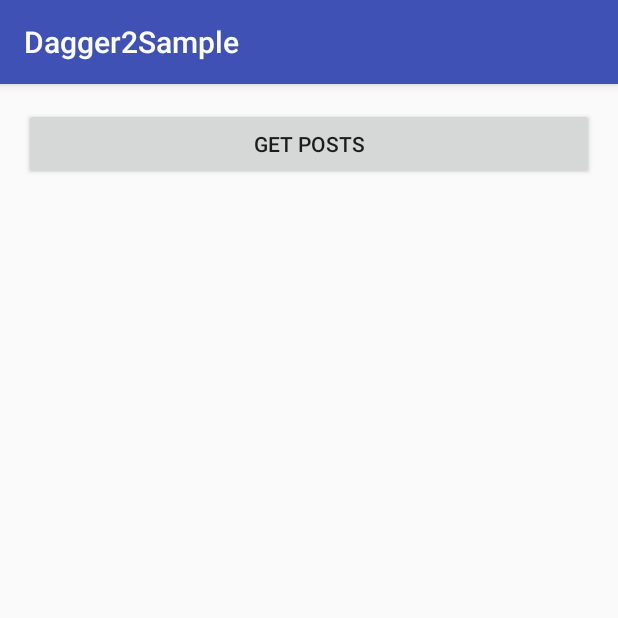
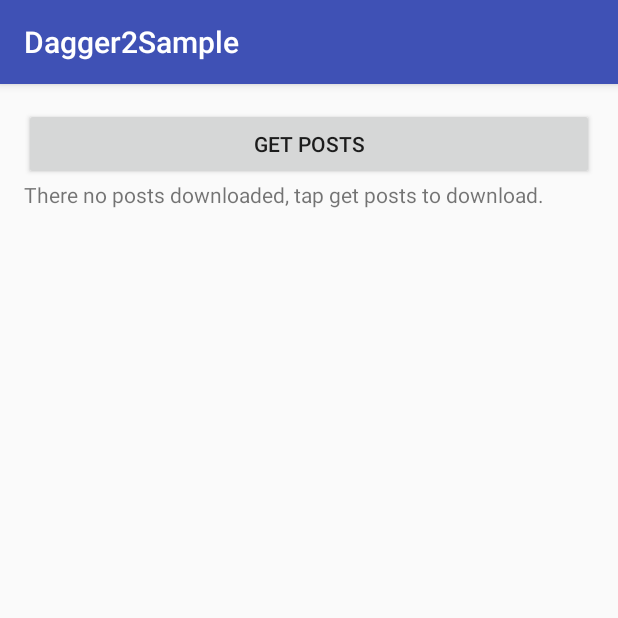
Before and after one commit to titovnikita/Dagger2Sample, an Android app: the screen it shows after launch (MainActivity), on a phone screen of 412 x 824 dp, the top half of it. Run offline under Robolectric (Android 15) with nearby library versions, the phone set to English and light mode, and no system bars; our stand-ins replace ButterKnife, Dagger/Hilt's generated code.

Commit message:
Added database module realization.

```diff
--- a/app/src/main/java/com/nick/dagger2sample/core/ApplicationComponent.java
+++ b/app/src/main/java/com/nick/dagger2sample/core/ApplicationComponent.java
@@ -1,5 +1,6 @@
 package com.nick.dagger2sample.core;
 
+import com.nick.dagger2sample.database.DbContentProvider;
 import com.nick.dagger2sample.database.StorageModule;
 import com.nick.dagger2sample.network.NetworkModule;
 import com.nick.dagger2sample.ui.activities.MainActivity;
@@ -12,4 +13,6 @@ import dagger.Component;
 @Component(modules = {NetworkModule.class, StorageModule.class})
 public interface ApplicationComponent {
     void inject(MainActivity activity);
+
+    void inject(DbContentProvider provider);
 }
--- a/app/src/main/java/com/nick/dagger2sample/core/DaggerApplication.java
+++ b/app/src/main/java/com/nick/dagger2sample/core/DaggerApplication.java
@@ -12,8 +12,8 @@ public class DaggerApplication extends Application {
     private ApplicationComponent applicationComponent;
 
     @Override
-    public void onCreate() {
-        super.onCreate();
+    protected void attachBaseContext(Context base) {
+        super.attachBaseContext(base);
 
         applicationComponent = DaggerApplicationComponent.builder()
                 .networkModule(new NetworkModule(API_ENDPOINT))
--- /dev/null
+++ b/app/src/main/java/com/nick/dagger2sample/database/tables/PostsTable.java
@@ -0,0 +1,21 @@
+package com.nick.dagger2sample.database.tables;
+
+import android.net.Uri;
+
+public class PostsTable {
+    public static final String TABLE_NAME = "posts";
+    public static final Uri CONTENT_URI = Uri.parse("content://" + DbInfo.AUTHORITY + "/" + TABLE_NAME);
+
+    public static final String ID = "_id";
+    public static final String USER_ID = "user_id";
+    public static final String TITLE = "title";
+    public static final String BODY = "body";
+
+    public static final String CREATE_POSTS_TABLE = "CREATE TABLE "
+            + TABLE_NAME + "(" + ID + " INTEGER PRIMARY KEY UNIQUE,"
+            + USER_ID + " INTEGER,"
+            + TITLE + " TEXT,"
+            + BODY + " TEXT"
+            + ")";
+
+}
--- a/app/src/main/java/com/nick/dagger2sample/ui/activities/MainActivity.java
+++ b/app/src/main/java/com/nick/dagger2sample/ui/activities/MainActivity.java
@@ -1,15 +1,18 @@
 package com.nick.dagger2sample.ui.activities;
 
+import android.database.Cursor;
 import android.os.Bundle;
+import android.support.v4.app.LoaderManager;
+import android.support.v4.content.CursorLoader;
 import android.widget.Button;
+import android.widget.ListView;
 
 import com.nick.dagger2sample.R;
 import com.nick.dagger2sample.core.DaggerApplication;
-import com.nick.dagger2sample.database.models.Post;
+import com.nick.dagger2sample.database.tables.PostsTable;
+import com.nick.dagger2sample.network.requests.GetPostsRequest;
 import com.nick.dagger2sample.network.requests.RequestExecutor;
-import com.nick.dagger2sample.network.requests.GetPostsRequest;
-
-import java.util.List;
+import com.nick.dagger2sample.ui.adapters.PostsAdapter;
 
 import javax.inject.Inject;
 
@@ -20,10 +23,16 @@ import retrofit.Response;
 
 public class MainActivity extends BaseActivity implements RequestExecutor.OnRequestExecuted {
 
+    private static final int LOADER_ID_ITEM = 1;
+
+    @Inject
+    RequestExecutor requestExecutor;
     @Bind(R.id.btnGetPosts)
     Button btnGetPosts;
-    @Inject
-    RequestExecutor requestExecutor;
+    @Bind(R.id.lvPosts)
+    ListView lvPosts;
+
+    private PostsAdapter adapter;
 
     @Override
     protected void onCreate(Bundle savedInstanceState) {
@@ -31,19 +40,23 @@ public class MainActivity extends BaseActivity implements RequestExecutor.OnRequ
         setContentView(R.layout.activity_main);
         ButterKnife.bind(this);
         DaggerApplication.getApplicationComponent(this).inject(this);
+
+        adapter = new PostsAdapter(this, getContentResolver().query(PostsTable.CONTENT_URI, null, null, null, null), true);
+        lvPosts.setEmptyView(findViewById(R.id.tvEmptyView));
+        lvPosts.setAdapter(adapter);
+        getSupportLoaderManager().initLoader(LOADER_ID_ITEM, Bundle.EMPTY, new PostsLoaderCallback());
     }
 
     @OnClick(R.id.btnGetPosts)
     void onGetPostsButtonClick() {
-        requestExecutor.execute(new GetPostsRequest(), this);
+        requestExecutor.execute(new GetPostsRequest(this), this);
     }
 
     @Override
     public void onSuccess(String requestType, Response response) {
         switch (requestType) {
             case GetPostsRequest.REQUEST_TYPE:
-                List<Post> posts = (List<Post>) response.body();
-                makeToast(posts.size());
+                makeToast(getString(R.string.posts_uploaded));
                 break;
         }
     }
@@ -52,8 +65,28 @@ public class MainActivity extends BaseActivity implements RequestExecutor.OnRequ
     public void onFailure(String requestType, int code) {
         switch (requestType) {
             case GetPostsRequest.REQUEST_TYPE:
-                makeToast("Error");
+                makeToast(getString(R.string.error));
                 break;
         }
     }
+
+
+    private class PostsLoaderCallback implements LoaderManager.LoaderCallbacks<Cursor> {
+
+        @Override
+        public android.support.v4.content.Loader<Cursor> onCreateLoader(int id, Bundle args) {
+            return new CursorLoader(MainActivity.this, PostsTable.CONTENT_URI, null,
+                    null, null, null);
+        }
+
+        @Override
+        public void onLoadFinished(android.support.v4.content.Loader<Cursor> loader, Cursor data) {
+            adapter.changeCursor(data);
+        }
+
+        @Override
+        public void onLoaderReset(android.support.v4.content.Loader<Cursor> loader) {
+            adapter.changeCursor(null);
+        }
+    }
 }
--- /dev/null
+++ b/app/src/main/java/com/nick/dagger2sample/ui/adapters/PostsAdapter.java
@@ -0,0 +1,44 @@
+package com.nick.dagger2sample.ui.adapters;
+
+import android.content.Context;
+import android.database.Cursor;
+import android.view.LayoutInflater;
+import android.view.View;
+import android.view.ViewGroup;
+import android.widget.CursorAdapter;
+import android.widget.TextView;
+
+import com.nick.dagger2sample.R;
+import com.nick.dagger2sample.database.tables.PostsTable;
+
+public class PostsAdapter extends CursorAdapter {
+
+    private LayoutInflater inflater;
+
+    public PostsAdapter(Context context, Cursor c, boolean autoRequery) {
+        super(context, c, autoRequery);
+        inflater = LayoutInflater.from(context);
+    }
+
+    @Override
+    public View newView(Context context, Cursor cursor, ViewGroup viewGroup) {
+        View convertView = inflater.inflate(R.layout.item_post, viewGroup, false);
+        ViewHolder viewHolder = new ViewHolder();
+        viewHolder.tvTitle = (TextView) convertView.findViewById(R.id.tvTitle);
+        viewHolder.tvBody = (TextView) convertView.findViewById(R.id.tvBody);
+        convertView.setTag(viewHolder);
+        return convertView;
+    }
+
+    @Override
+    public void bindView(View view, Context context, Cursor cursor) {
+        final ViewHolder viewHolder = (ViewHolder) view.getTag();
+        viewHolder.tvTitle.setText(cursor.getString(cursor.getColumnIndex(PostsTable.TITLE)));
+        viewHolder.tvBody.setText(cursor.getString(cursor.getColumnIndex(PostsTable.BODY)));
+    }
+
+    public static class ViewHolder {
+        TextView tvTitle;
+        TextView tvBody;
+    }
+}
--- a/app/src/main/res/layout/activity_main.xml
+++ b/app/src/main/res/layout/activity_main.xml
@@ -12,6 +12,18 @@
         android:id="@+id/btnGetPosts"
         android:layout_width="match_parent"
         android:layout_height="wrap_content"
-        android:text="Get posts" />
+        android:text="@string/btn_get_posts" />
+
+    <ListView
+        android:id="@+id/lvPosts"
+        android:layout_width="match_parent"
+        android:layout_height="match_parent" />
+
+    <TextView
+        android:id="@+id/tvEmptyView"
+        android:layout_width="match_parent"
+        android:layout_height="match_parent"
+        android:text="@string/posts_empty_view"
+        android:visibility="gone" />
 
 </LinearLayout>
--- a/app/src/main/res/values/strings.xml
+++ b/app/src/main/res/values/strings.xml
@@ -1,3 +1,7 @@
 <resources>
     <string name="app_name">Dagger2Sample</string>
+    <string name="posts_empty_view">There no posts downloaded, tap get posts to download.</string>
+    <string name="btn_get_posts">Get posts</string>
+    <string name="posts_uploaded">Posts downloaded!</string>
+    <string name="error">Error</string>
 </resources>
```
Also changed, not shown: app/src/main/AndroidManifest.xml (+6 -1 lines), app/src/main/java/com/nick/dagger2sample/database/DBHelper.java (added, +32 -0 lines), app/src/main/java/com/nick/dagger2sample/database/DbContentProvider.java (added, +154 -0 lines), app/src/main/java/com/nick/dagger2sample/database/StorageModule.java (+10 -1 lines), app/src/main/java/com/nick/dagger2sample/database/models/BaseModel.java (added, +9 -0 lines), app/src/main/java/com/nick/dagger2sample/database/models/Post.java (+20 -1 lines), app/src/main/java/com/nick/dagger2sample/database/tables/DbInfo.java (added, +7 -0 lines), app/src/main/java/com/nick/dagger2sample/network/requests/BaseRequest.java (+21 -0 lines), app/src/main/java/com/nick/dagger2sample/network/requests/GetPostsRequest.java (+10 -0 lines), app/src/main/res/layout/item_post.xml (added, +21 -0 lines).
